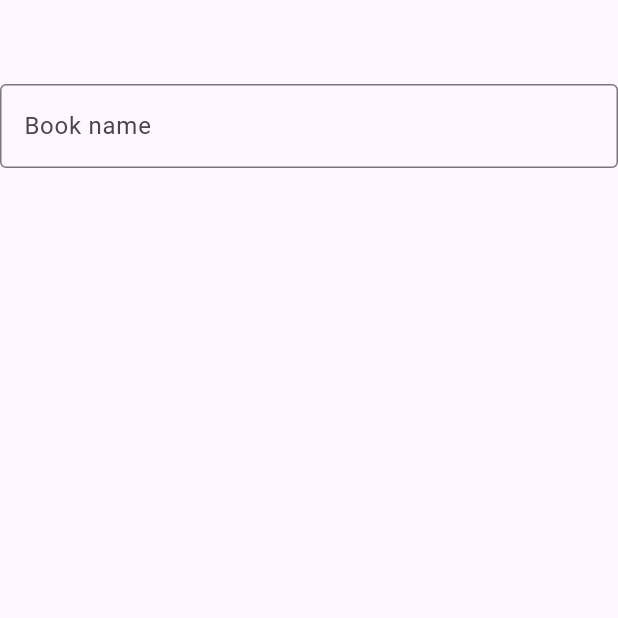
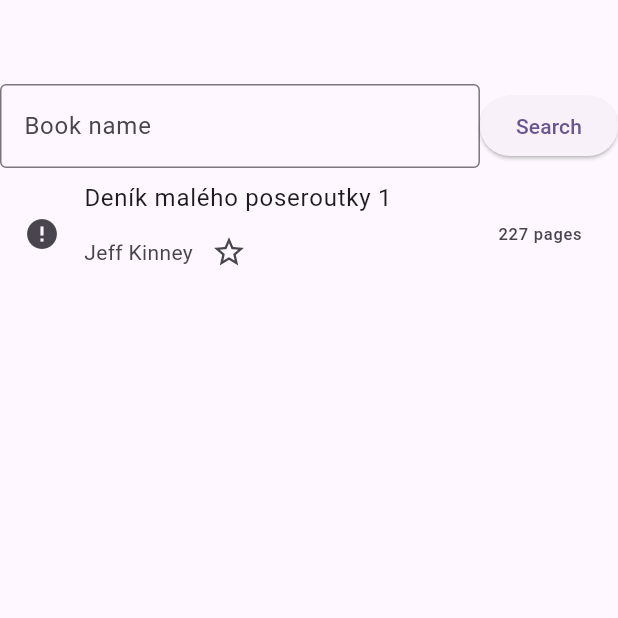
Before and after one commit to Danikxd/cvpr_projekt, a Flutter app: the BookSearch screen opened by its route, on a phone screen of 412 x 824 dp, the top half of it. Run offline on Flutter 3.47's test engine with Material 3 defaults, Android fonts, the phone set to English and light mode, and no system bars; our stand-ins replace firebase_core, go_router; accounts and stored records are empty; generated files the repository leaves out were written again; network calls fail.

Commit message:
fix search

```diff
--- a/lib/pages/home_page/book_search.dart
+++ b/lib/pages/home_page/book_search.dart
@@ -12,8 +12,11 @@
   String searchText = '';
   List<Book> books = [];
   List<String> favourites = [];
-  void searchBooks(String search) {
 
+
+  @override
+  void initState(){
+    super.initState();
      Map<String, dynamic> bookdata = {
       "kind": "books#volume",
       "id": "Gi-2DwAAQBAJ",
@@ -94,19 +97,10 @@
     };
 
     Book book = Book.fromJson(bookdata);
-
-    setState(() {
-      print(
-          "DATA: id${book.id} authors${book.authors} pagecount${book.pageCount} publisher${book.publisher} title${book.title} avgRating${book.avgRating} description${book.description} sthumbnail${book.smallThumbnail} thumbnail${book.thumbnail}");
-      if(book.title!.toLowerCase().contains(search.toLowerCase())) {
-        if (!books.any((b) => b.title == book.title)) {
     books.add(book);
   }
-      }
-      else{
-        books.clear();
-      }
-    });
+  void searchBooks(String search) {
+
   }
 
   void addToFavourites(Book book) {
@@ -152,8 +146,6 @@
                     ),
                   ),
                 ),
-                /* Column(
-                  children: [
                 ElevatedButton(
                   onPressed: () {
                     searchBooks(searchText);
@@ -161,12 +153,11 @@
                   child: const Text('Search'),
                 ),
               ],
-                ), */
-              ],
             ),
             Expanded(
               child: ListView(
                 children: books.map((book) {
+                  if(book.title == null || !book.title!.toLowerCase().contains(searchText.toLowerCase()) && searchText != "") return Container();
                   return ListTile(
                     leading: Image.network(
                       book.smallThumbnail ?? "",
@@ -174,7 +165,7 @@
                           const Icon(Icons.error),
                     ),
                     title: Text(book.title ?? ""),
-                    subtitle: Column(
+                    subtitle: Row(
                       children: [
                         Text(book.authors?[0] ?? ""),
                         IconButton(
```
Lines whose indentation alone changed are shown as unchanged.
